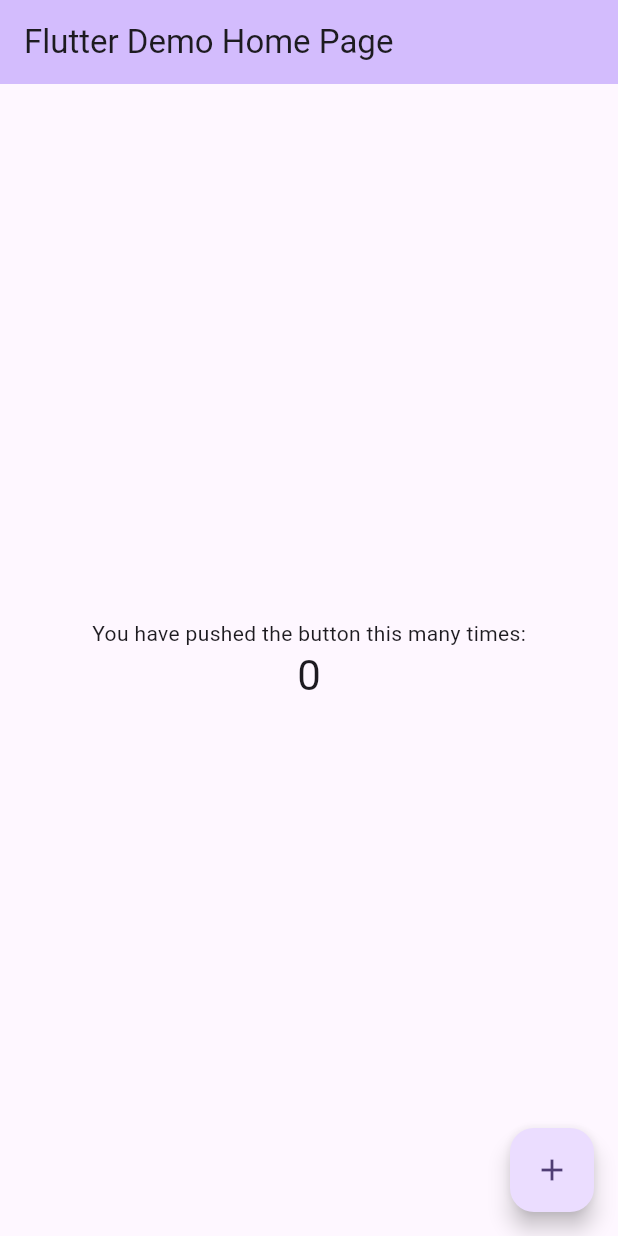
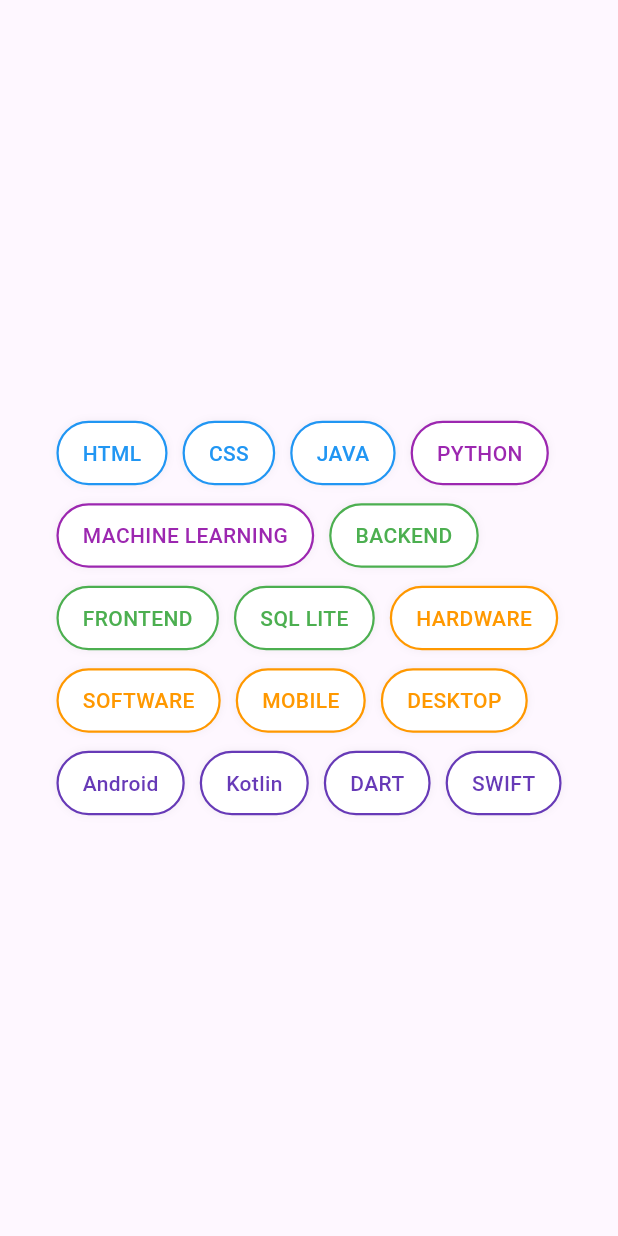
Before and after one commit to VajaVishal/tag_or_chip_selector, a Flutter app: the screen it shows after launch, on a phone screen of 412 x 824 dp. Run offline on Flutter 3.47's test engine with Material 3 defaults, Android fonts, the phone set to English and light mode, and no system bars.

Commit message:
chip_selector complete

```diff
--- a/lib/main.dart
+++ b/lib/main.dart
@@ -1,4 +1,5 @@
 import 'package:flutter/material.dart';
+import 'package:tag_or_chip_selector/src/tag_selector_screen.dart';
 
 void main() {
   runApp(const MyApp());
@@ -7,116 +8,14 @@ void main() {
 class MyApp extends StatelessWidget {
   const MyApp({super.key});
 
-  // This widget is the root of your application.
   @override
   Widget build(BuildContext context) {
     return MaterialApp(
-      title: 'Flutter Demo',
-      theme: ThemeData(
-        // This is the theme of your application.
-        //
-        // TRY THIS: Try running your application with "flutter run". You'll see
-        // the application has a purple toolbar. Then, without quitting the app,
-        // try changing the seedColor in the colorScheme below to Colors.green
-        // and then invoke "hot reload" (save your changes or press the "hot
-        // reload" button in a Flutter-supported IDE, or press "r" if you used
-        // the command line to start the app).
-        //
-        // Notice that the counter didn't reset back to zero; the application
-        // state is not lost during the reload. To reset the state, use hot
-        // restart instead.
-        //
-        // This works for code too, not just values: Most code changes can be
-        // tested with just a hot reload.
-        colorScheme: ColorScheme.fromSeed(seedColor: Colors.deepPurple),
-      ),
-      home: const MyHomePage(title: 'Flutter Demo Home Page'),
+        title: 'Flutter Demo',
+        theme: ThemeData(
+          colorScheme: ColorScheme.fromSeed(seedColor: Colors.deepPurple),
+        ),
+        home: TagSelectorScreen()
     );
   }
 }
-
-class MyHomePage extends StatefulWidget {
-  const MyHomePage({super.key, required this.title});
-
-  // This widget is the home page of your application. It is stateful, meaning
-  // that it has a State object (defined below) that contains fields that affect
-  // how it looks.
-
-  // This class is the configuration for the state. It holds the values (in this
-  // case the title) provided by the parent (in this case the App widget) and
-  // used by the build method of the State. Fields in a Widget subclass are
-  // always marked "final".
-
-  final String title;
-
-  @override
-  State<MyHomePage> createState() => _MyHomePageState();
-}
-
-class _MyHomePageState extends State<MyHomePage> {
-  int _counter = 0;
-
-  void _incrementCounter() {
-    setState(() {
-      // This call to setState tells the Flutter framework that something has
-      // changed in this State, which causes it to rerun the build method below
-      // so that the display can reflect the updated values. If we changed
-      // _counter without calling setState(), then the build method would not be
-      // called again, and so nothing would appear to happen.
-      _counter++;
-    });
-  }
-
-  @override
-  Widget build(BuildContext context) {
-    // This method is rerun every time setState is called, for instance as done
-    // by the _incrementCounter method above.
-    //
-    // The Flutter framework has been optimized to make rerunning build methods
-    // fast, so that you can just rebuild anything that needs updating rather
-    // than having to individually change instances of widgets.
-    return Scaffold(
-      appBar: AppBar(
-        // TRY THIS: Try changing the color here to a specific color (to
-        // Colors.amber, perhaps?) and trigger a hot reload to see the AppBar
-        // change color while the other colors stay the same.
-        backgroundColor: Theme.of(context).colorScheme.inversePrimary,
-        // Here we take the value from the MyHomePage object that was created by
-        // the App.build method, and use it to set our appbar title.
-        title: Text(widget.title),
-      ),
-      body: Center(
-        // Center is a layout widget. It takes a single child and positions it
-        // in the middle of the parent.
-        child: Column(
-          // Column is also a layout widget. It takes a list of children and
-          // arranges them vertically. By default, it sizes itself to fit its
-          // children horizontally, and tries to be as tall as its parent.
-          //
-          // Column has various properties to control how it sizes itself and
-          // how it positions its children. Here we use mainAxisAlignment to
-          // center the children vertically; the main axis here is the vertical
-          // axis because Columns are vertical (the cross axis would be
-          // horizontal).
-          //
-          // TRY THIS: Invoke "debug painting" (choose the "Toggle Debug Paint"
-          // action in the IDE, or press "p" in the console), to see the
-          // wireframe for each widget.
-          mainAxisAlignment: MainAxisAlignment.center,
-          children: <Widget>[
-            const Text('You have pushed the button this many times:'),
-            Text(
-              '$_counter',
-              style: Theme.of(context).textTheme.headlineMedium,
-            ),
-          ],
-        ),
-      ),
-      floatingActionButton: FloatingActionButton(
-        onPressed: _incrementCounter,
-        tooltip: 'Increment',
-        child: const Icon(Icons.add),
-      ), // This trailing comma makes auto-formatting nicer for build methods.
-    );
-  }
-}
--- /dev/null
+++ b/lib/src/models/tag_model.dart
@@ -0,0 +1,15 @@
+import 'dart:ui';
+
+class TagModel {
+  final String title;
+  final Color color;
+  final String group; // used for single-selection groups
+  final bool singleSelect;
+
+  TagModel({
+    required this.title,
+    required this.color,
+    this.group = '',
+    this.singleSelect = false,
+  });
+}
--- /dev/null
+++ b/lib/src/tag_selector_screen.dart
@@ -0,0 +1,86 @@
+import 'package:flutter/material.dart';
+import 'package:tag_or_chip_selector/src/models/tag_model.dart';
+import 'package:tag_or_chip_selector/src/widgets/tag_selector_widget.dart';
+
+class TagSelectorScreen extends StatelessWidget {
+  const TagSelectorScreen({super.key});
+
+  @override
+  Widget build(BuildContext context) {
+    return Scaffold(
+      body: Center(
+        child: Padding(
+          padding: const EdgeInsets.all(16),
+          child: SingleChildScrollView(
+            child: TagSelector(
+              tags: [
+                // Multi select
+                TagModel(title: 'HTML', color: Colors.blue),
+                TagModel(title: 'CSS', color: Colors.blue),
+                TagModel(title: 'JAVA', color: Colors.blue),
+
+                // Purple group
+                TagModel(title: 'PYTHON', color: Colors.purple),
+                TagModel(title: 'MACHINE LEARNING', color: Colors.purple),
+                // TagModel(title: 'AI/ML', color: Colors.purple),
+
+                // Backend (single select)
+                TagModel(title: 'BACKEND', color: Colors.green, group: 'dev'),
+                TagModel(title: 'FRONTEND', color: Colors.green, group: 'dev'),
+                TagModel(title: 'SQL LITE', color: Colors.green, group: 'dev'),
+
+                // Hardware
+                TagModel(
+                  title: 'HARDWARE',
+                  color: Colors.orange,
+                  singleSelect: true,
+                  group: 'single',
+                ),
+                TagModel(
+                  title: 'SOFTWARE',
+                  color: Colors.orange,
+                  singleSelect: true,
+                  group: 'single',
+                ),
+                TagModel(
+                  title: 'MOBILE',
+                  color: Colors.orange,
+                  singleSelect: true,
+                  group: 'single',
+                ),
+                TagModel(
+                  title: 'DESKTOP',
+                  color: Colors.orange,
+                  singleSelect: true,
+                  group: 'single',
+                ),
+
+                // Mobile (single select)
+                TagModel(
+                  title: 'Android',
+                  color: Colors.deepPurple,
+                  group: 'mobile',
+                ),
+                TagModel(
+                  title: 'Kotlin',
+                  color: Colors.deepPurple,
+                  group: 'mobile',
+                ),
+                TagModel(
+                  title: 'DART',
+                  color: Colors.deepPurple,
+                  group: 'mobile',
+                ),
+                TagModel(
+                  title: 'SWIFT',
+                  color: Colors.deepPurple,
+                  group: 'mobile',
+                ),
+              ],
+            ),
+          ),
+        ),
+      ),
+    );
+  }
+}
--- /dev/null
+++ b/lib/src/widgets/tag_selector_widget.dart
@@ -0,0 +1,95 @@
+import 'package:flutter/material.dart';
+import 'package:tag_or_chip_selector/src/models/tag_model.dart';
+
+class TagSelector extends StatefulWidget {
+  final List<TagModel> tags;
+
+  const TagSelector({super.key, required this.tags});
+
+  @override
+  State<TagSelector> createState() => _TagSelectorState();
+}
+
+class _TagSelectorState extends State<TagSelector> {
+  final List<TagModel> selected = [];
+
+  void onTap(TagModel tag) {
+    setState(() {
+      if (selected.contains(tag)) {
+        selected.remove(tag);
+      } else {
+        if (tag.singleSelect) {
+          selected.removeWhere((t) => t.group == tag.group);
+        }
+        selected.add(tag);
+      }
+    });
+  }
+
+  void _removeTag(TagModel tag) {
+    setState(() {
+      selected.remove(tag);
+    });
+  }
+
+  @override
+  Widget build(BuildContext context) {
+    return Wrap(
+      spacing: 10,
+      runSpacing: 12,
+      children: widget.tags.map((tag) {
+        final bool isSelected = selected.contains(tag);
+        return GestureDetector(
+          onTap: () => onTap(tag),
+          child: AnimatedContainer(
+            duration: const Duration(milliseconds: 200),
+            padding: const EdgeInsets.symmetric(
+              horizontal: 16,
+              vertical: 10,
+            ),
+            decoration: BoxDecoration(
+              color: isSelected ? tag.color : Colors.white,
+              borderRadius: BorderRadius.circular(22),
+              border: Border.all(
+                color: tag.color,
+                width: 1.5,
+              ),
+              boxShadow: [
+                if (!isSelected)
+                  BoxShadow(
+                    color: Colors.black.withOpacity(0.05),
+                    blurRadius: 4,
+                  ),
+              ],
+            ),
+            child: Row(
+              mainAxisSize: MainAxisSize.min,
+              children: [
+                Text(
+                  tag.title,
+                  style: TextStyle(
+                    color: isSelected ? Colors.white : tag.color,
+                    fontWeight: FontWeight.w500,
+                  ),
+                ),
+
+                if (isSelected) ...[
+                  const SizedBox(width: 8),
+                  GestureDetector(
+                    behavior: HitTestBehavior.translucent,
+                    onTap: () => _removeTag(tag),
+                    child: const Icon(
+                      Icons.close,
+                      size: 16,
+                      color: Colors.white,
+                    ),
+                  ),
+                ]
+              ],
+            ),
+          ),
+        );
+      }).toList(),
+    );
+  }
+}
--- /dev/null
+++ b/tag_or_chip_selector/analysis_options.yaml
@@ -0,0 +1,4 @@
+include: package:flutter_lints/flutter.yaml
+
+# Additional information about this file can be found at
+# https://dart.dev/guides/language/analysis-options
--- /dev/null
+++ b/tag_or_chip_selector/lib/src/models/tag_model.dart
@@ -0,0 +1,15 @@
+import 'dart:ui';
+
+class TagModel {
+  final String title;
+  final Color color;
+  final String group; // used for single-selection groups
+  final bool singleSelect;
+
+  TagModel({
+    required this.title,
+    required this.color,
+    this.group = '',
+    this.singleSelect = false,
+  });
+}
--- /dev/null
+++ b/tag_or_chip_selector/lib/src/tag_selector_screen.dart
@@ -0,0 +1,86 @@
+import 'package:flutter/material.dart';
+import 'package:tag_or_chip_selector/src/models/tag_model.dart';
+import 'package:tag_or_chip_selector/src/widgets/tag_selector_widget.dart';
+
+class TagSelectorScreen extends StatelessWidget {
+  const TagSelectorScreen({super.key});
+
+  @override
+  Widget build(BuildContext context) {
+    return Scaffold(
+      body: Center(
+        child: Padding(
+          padding: const EdgeInsets.all(16),
+          child: SingleChildScrollView(
+            child: TagSelector(
+              tags: [
+                // Multi select
+                TagModel(title: 'HTML', color: Colors.blue),
+                TagModel(title: 'CSS', color: Colors.blue),
+                TagModel(title: 'JAVA', color: Colors.blue),
+
+                // Purple group
+                TagModel(title: 'PYTHON', color: Colors.purple),
+                TagModel(title: 'MACHINE LEARNING', color: Colors.purple),
+                // TagModel(title: 'AI/ML', color: Colors.purple),
+
+                // Backend (single select)
+                TagModel(title: 'BACKEND', color: Colors.green, group: 'dev'),
+                TagModel(title: 'FRONTEND', color: Colors.green, group: 'dev'),
+                TagModel(title: 'SQL LITE', color: Colors.green, group: 'dev'),
+
+                // Hardware
+                TagModel(
+                  title: 'HARDWARE',
+                  color: Colors.orange,
+                  singleSelect: true,
+                  group: 'single',
+                ),
+                TagModel(
+                  title: 'SOFTWARE',
+                  color: Colors.orange,
+                  singleSelect: true,
+                  group: 'single',
+                ),
+                TagModel(
+                  title: 'MOBILE',
+                  color: Colors.orange,
+                  singleSelect: true,
+                  group: 'single',
+                ),
+                TagModel(
+                  title: 'DESKTOP',
+                  color: Colors.orange,
+                  singleSelect: true,
+                  group: 'single',
+                ),
+
+                // Mobile (single select)
+                TagModel(
+                  title: 'Android',
+                  color: Colors.deepPurple,
+                  group: 'mobile',
+                ),
+                TagModel(
+                  title: 'Kotlin',
+                  color: Colors.deepPurple,
+                  group: 'mobile',
+                ),
+                TagModel(
+                  title: 'DART',
+                  color: Colors.deepPurple,
+                  group: 'mobile',
+                ),
+                TagModel(
+                  title: 'SWIFT',
+                  color: Colors.deepPurple,
+                  group: 'mobile',
+                ),
+              ],
+            ),
+          ),
+        ),
+      ),
+    );
+  }
+}
--- /dev/null
+++ b/tag_or_chip_selector/lib/src/widgets/tag_selector_widget.dart
@@ -0,0 +1,95 @@
+import 'package:flutter/material.dart';
+import 'package:tag_or_chip_selector/src/models/tag_model.dart';
+
+class TagSelector extends StatefulWidget {
+  final List<TagModel> tags;
+
+  const TagSelector({super.key, required this.tags});
+
+  @override
+  State<TagSelector> createState() => _TagSelectorState();
+}
+
+class _TagSelectorState extends State<TagSelector> {
+  final List<TagModel> selected = [];
+
+  void onTap(TagModel tag) {
+    setState(() {
+      if (selected.contains(tag)) {
+        selected.remove(tag);
+      } else {
+        if (tag.singleSelect) {
+          selected.removeWhere((t) => t.group == tag.group);
+        }
+        selected.add(tag);
+      }
+    });
+  }
+
+  void _removeTag(TagModel tag) {
+    setState(() {
+      selected.remove(tag);
+    });
+  }
+
+  @override
+  Widget build(BuildContext context) {
+    return Wrap(
+      spacing: 10,
+      runSpacing: 12,
+      children: widget.tags.map((tag) {
+        final bool isSelected = selected.contains(tag);
+        return GestureDetector(
+          onTap: () => onTap(tag),
+          child: AnimatedContainer(
+            duration: const Duration(milliseconds: 200),
+            padding: const EdgeInsets.symmetric(
+              horizontal: 16,
+              vertical: 10,
+            ),
+            decoration: BoxDecoration(
+              color: isSelected ? tag.color : Colors.white,
+              borderRadius: BorderRadius.circular(22),
+              border: Border.all(
+                color: tag.color,
+                width: 1.5,
+              ),
+              boxShadow: [
+                if (!isSelected)
+                  BoxShadow(
+                    color: Colors.black.withOpacity(0.05),
+                    blurRadius: 4,
+                  ),
+              ],
+            ),
+            child: Row(
+              mainAxisSize: MainAxisSize.min,
+              children: [
+                Text(
+                  tag.title,
+                  style: TextStyle(
+                    color: isSelected ? Colors.white : tag.color,
+                    fontWeight: FontWeight.w500,
+                  ),
+                ),
+
+                if (isSelected) ...[
+                  const SizedBox(width: 8),
+                  GestureDetector(
+                    behavior: HitTestBehavior.translucent,
+                    onTap: () => _removeTag(tag),
+                    child: const Icon(
+                      Icons.close,
+                      size: 16,
+                      color: Colors.white,
+                    ),
+                  ),
+                ]
+              ],
+            ),
+          ),
+        );
+      }).toList(),
+    );
+  }
+}
--- /dev/null
+++ b/tag_or_chip_selector/lib/tag_or_chip_selector.dart
@@ -0,0 +1,4 @@
+library tag_or_chip_selector;
+
+export 'src/models/tag_model.dart';
+export 'src/widgets/tag_selector_widget.dart';
```
Also changed, not shown: tag_or_chip_selector/pubspec.yaml (added, +54 -0 lines), 6 other files.
